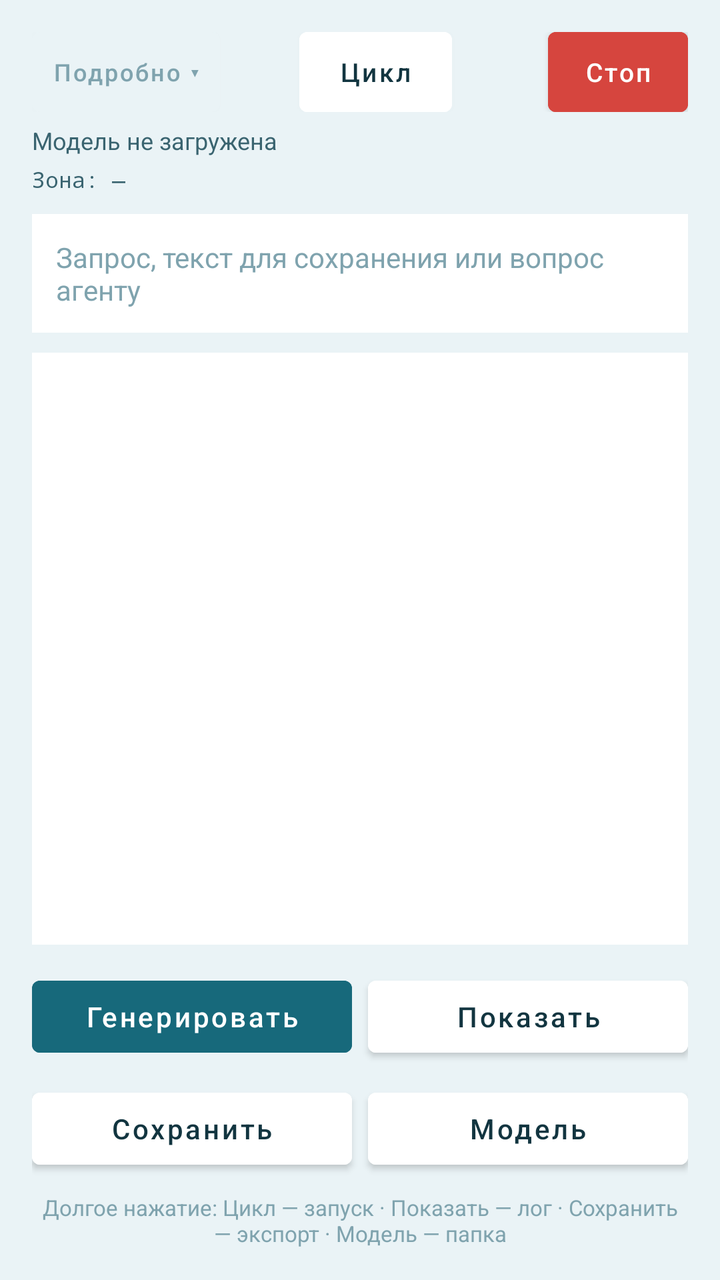
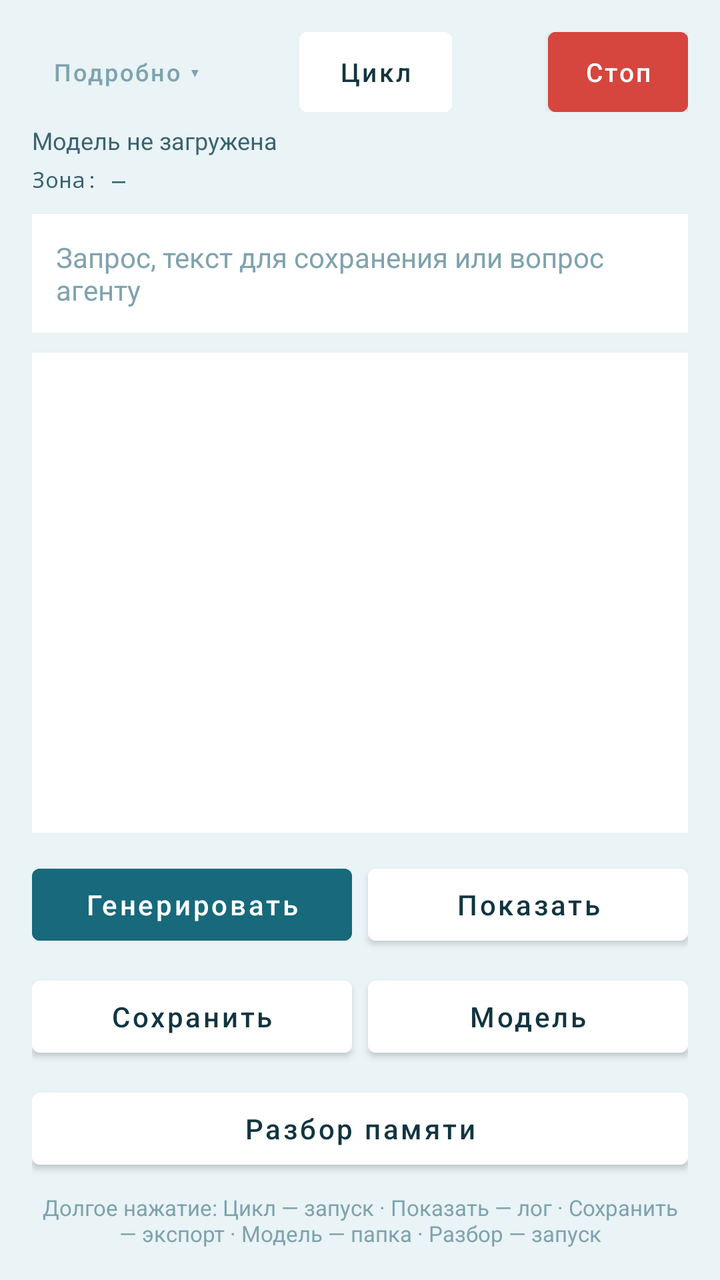

The first picture is an Android layout as it rendered before a commit; the second is the same layout after the commit. The layout source and the unified diff follow.
<!-- AndroidManifest.xml: application theme Theme.UroborosMobile -->
<!-- res/layout/activity_main.xml -->
<?xml version="1.0" encoding="utf-8"?>
<LinearLayout xmlns:android="http://schemas.android.com/apk/res/android"
    android:layout_width="match_parent"
    android:layout_height="match_parent"
    android:orientation="vertical"
    android:background="#EAF3F6"
    android:animateLayoutChanges="true"
    android:padding="16dp">

    
    <LinearLayout
        android:layout_width="match_parent"
        android:layout_height="wrap_content"
        android:orientation="horizontal"
        android:gravity="center_vertical">

        <Button
            android:id="@+id/buttonDetails"
            android:layout_width="wrap_content"
            android:layout_height="wrap_content"
            android:minWidth="0dp"
            android:minHeight="40dp"
            android:paddingStart="10dp"
            android:paddingEnd="10dp"
            android:insetTop="0dp"
            android:insetBottom="0dp"
            android:textSize="12sp"
            android:textAllCaps="false"
            android:textColor="#7FA3AE"
            android:backgroundTint="#EAF3F6"
            android:text="Подробно ▾"/>

        <View
            android:layout_width="0dp"
            android:layout_height="1dp"
            android:layout_weight="1"/>

        <Button
            android:id="@+id/buttonCycle"
            android:layout_width="wrap_content"
            android:layout_height="wrap_content"
            android:minWidth="0dp"
            android:minHeight="40dp"
            android:paddingStart="20dp"
            android:paddingEnd="20dp"
            android:insetTop="0dp"
            android:insetBottom="0dp"
            android:textSize="13sp"
            android:textAllCaps="false"
            android:textColor="#123540"
            android:backgroundTint="#FFFFFF"
            android:text="Цикл"/>

        <View
            android:layout_width="0dp"
            android:layout_height="1dp"
            android:layout_weight="1"/>

        <Button
            android:id="@+id/buttonStop"
            android:layout_width="wrap_content"
            android:layout_height="wrap_content"
            android:layout_marginStart="8dp"
            android:minWidth="0dp"
            android:minHeight="40dp"
            android:paddingStart="18dp"
            android:paddingEnd="18dp"
            android:insetTop="0dp"
            android:insetBottom="0dp"
            android:textSize="13sp"
            android:textAllCaps="false"
            android:textColor="#FFFFFF"
            android:backgroundTint="#D6453E"
            android:text="Стоп"/>

    </LinearLayout>

    
    <TextView
        android:id="@+id/textModelStatus"
        android:layout_width="match_parent"
        android:layout_height="wrap_content"
        android:layout_marginTop="6dp"
        android:textSize="12sp"
        android:textColor="#3A6470"
        android:maxLines="1"
        android:ellipsize="end"
        android:text="Модель не загружена"/>

    
    <TextView
        android:id="@+id/textHardware"
        android:layout_width="match_parent"
        android:layout_height="wrap_content"
        android:layout_marginTop="4dp"
        android:textSize="11sp"
        android:textColor="#3A6470"
        android:fontFamily="monospace"
        android:lineSpacingExtra="2dp"
        android:text="Зона: —"/>

    
    <TextView
        android:id="@+id/textProgress"
        android:layout_width="match_parent"
        android:layout_height="wrap_content"
        android:layout_marginTop="4dp"
        android:textSize="11sp"
        android:textColor="#17697B"
        android:fontFamily="monospace"
        android:visibility="gone"/>

    
    <TextView
        android:id="@+id/textMetrics"
        android:layout_width="match_parent"
        android:layout_height="wrap_content"
        android:layout_marginTop="6dp"
        android:textSize="11sp"
        android:textColor="#3A6470"
        android:fontFamily="monospace"
        android:lineSpacingExtra="2dp"
        android:visibility="gone"/>

    
    <TextView
        android:id="@+id/textStopBanner"
        android:layout_width="match_parent"
        android:layout_height="wrap_content"
        android:layout_marginTop="10dp"
        android:padding="12dp"
        android:background="#FBE3E1"
        android:textSize="13sp"
        android:textColor="#A3231D"
        android:visibility="gone"
        android:text="Остановлено"/>

    <EditText
        android:id="@+id/editTextInput"
        android:layout_width="match_parent"
        android:layout_height="wrap_content"
        android:layout_marginTop="10dp"
        android:padding="12dp"
        android:background="#FFFFFF"
        android:textSize="14sp"
        android:textColor="#123540"
        android:textColorHint="#7FA3AE"
        android:inputType="textMultiLine"
        android:maxLines="4"
        android:hint="Запрос, текст для сохранения или вопрос агенту"/>

    
    <TextView
        android:id="@+id/textAnswerLabel"
        android:layout_width="match_parent"
        android:layout_height="wrap_content"
        android:layout_marginTop="10dp"
        android:paddingStart="10dp"
        android:paddingTop="8dp"
        android:paddingEnd="10dp"
        android:background="#FFFFFF"
        android:textSize="12sp"
        android:textStyle="bold"
        android:textColor="#5B4B9E"
        android:visibility="gone"
        android:text="Ответ агента"/>

    <TextView
        android:id="@+id/textAnswer"
        android:layout_width="match_parent"
        android:layout_height="wrap_content"
        android:paddingStart="10dp"
        android:paddingBottom="8dp"
        android:paddingEnd="10dp"
        android:background="#FFFFFF"
        android:textSize="13sp"
        android:textColor="#123540"
        android:visibility="gone"/>

    
    <ScrollView
        android:id="@+id/scrollResults"
        android:layout_width="match_parent"
        android:layout_height="0dp"
        android:layout_weight="1"
        android:layout_marginTop="10dp"
        android:padding="12dp"
        android:scrollbars="vertical"
        android:fadeScrollbars="false"
        android:background="#FFFFFF">

        <TextView
            android:id="@+id/textResults"
            android:layout_width="match_parent"
            android:layout_height="wrap_content"
            android:textSize="13sp"
            android:textColor="#123540"
            android:fontFamily="monospace"/>

    </ScrollView>

    
    <LinearLayout
        android:id="@+id/rowTurnNav"
        android:layout_width="match_parent"
        android:layout_height="wrap_content"
        android:orientation="horizontal"
        android:layout_marginTop="6dp"
        android:visibility="gone">

        <Button
            android:id="@+id/buttonTurnPrev"
            android:layout_width="wrap_content"
            android:layout_height="40dp"
            android:minWidth="0dp"
            android:paddingStart="16dp"
            android:paddingEnd="16dp"
            android:textSize="12sp"
            android:textAllCaps="false"
            android:textColor="#123540"
            android:backgroundTint="#FFFFFF"
            android:text="↑ ход"/>

        <Button
            android:id="@+id/buttonTurnNext"
            android:layout_width="wrap_content"
            android:layout_height="40dp"
            android:layout_marginStart="8dp"
            android:minWidth="0dp"
            android:paddingStart="16dp"
            android:paddingEnd="16dp"
            android:textSize="12sp"
            android:textAllCaps="false"
            android:textColor="#123540"
            android:backgroundTint="#FFFFFF"
            android:text="↓ ход"/>

        <View
            android:layout_width="0dp"
            android:layout_height="1dp"
            android:layout_weight="1"/>

        <Button
            android:id="@+id/buttonDropTurn"
            android:layout_width="wrap_content"
            android:layout_height="40dp"
            android:layout_marginStart="8dp"
            android:minWidth="0dp"
            android:paddingStart="16dp"
            android:paddingEnd="16dp"
            android:textSize="12sp"
            android:textAllCaps="false"
            android:textColor="#D6453E"
            android:backgroundTint="#FFFFFF"
            android:text="Убрать ход"/>

    </LinearLayout>

    
    <LinearLayout
        android:layout_width="match_parent"
        android:layout_height="wrap_content"
        android:orientation="horizontal"
        android:layout_marginTop="12dp">

        
        <Button
            android:id="@+id/buttonGenerate"
            android:layout_width="0dp"
            android:layout_height="wrap_content"
            android:layout_weight="1"
            android:minHeight="48dp"
            android:textSize="14sp"
            android:textAllCaps="false"
            android:textColor="#FFFFFF"
            android:backgroundTint="#17697B"
            android:enabled="false"
            android:text="Генерировать"/>

        <Button
            android:id="@+id/buttonShow"
            android:layout_width="0dp"
            android:layout_height="wrap_content"
            android:layout_weight="1"
            android:layout_marginStart="8dp"
            android:minHeight="48dp"
            android:textSize="14sp"
            android:textAllCaps="false"
            android:textColor="#123540"
            android:backgroundTint="#FFFFFF"
            android:text="Показать"/>

    </LinearLayout>

    <LinearLayout
        android:layout_width="match_parent"
        android:layout_height="wrap_content"
        android:orientation="horizontal"
        android:layout_marginTop="8dp">

        <Button
            android:id="@+id/buttonSave"
            android:layout_width="0dp"
            android:layout_height="wrap_content"
            android:layout_weight="1"
            android:minHeight="48dp"
            android:textSize="14sp"
            android:textAllCaps="false"
            android:textColor="#123540"
            android:backgroundTint="#FFFFFF"
            android:text="Сохранить"/>

        <Button
            android:id="@+id/buttonLoadModel"
            android:layout_width="0dp"
            android:layout_height="wrap_content"
            android:layout_weight="1"
            android:layout_marginStart="8dp"
            android:minHeight="48dp"
            android:textSize="14sp"
            android:textAllCaps="false"
            android:textColor="#123540"
            android:backgroundTint="#FFFFFF"
            android:text="Модель"/>

    </LinearLayout>

    
    <TextView
        android:layout_width="match_parent"
        android:layout_height="wrap_content"
        android:layout_marginTop="8dp"
        android:gravity="center"
        android:textSize="11sp"
        android:textColor="#7FA3AE"
        android:text="Долгое нажатие: Цикл — запуск · Показать — лог · Сохранить — экспорт · Модель — папка"/>

</LinearLayout>
<!-- resources referenced by this layout -->
<resources>
  <style name="Theme.UroborosMobile" parent="Theme.MaterialComponents.DayNight.NoActionBar" />
</resources>

<!-- the commit's change to res/layout/activity_main.xml (unified diff, before → after) -->
@@ -326,6 +326,19 @@
     </LinearLayout>
 
     
+    <Button
+        android:id="@+id/buttonJudge"
+        android:layout_width="match_parent"
+        android:layout_height="wrap_content"
+        android:layout_marginTop="8dp"
+        android:minHeight="48dp"
+        android:textSize="14sp"
+        android:textAllCaps="false"
+        android:textColor="#123540"
+        android:backgroundTint="#FFFFFF"
+        android:text="Разбор памяти"/>
+
+    
     <TextView
         android:layout_width="match_parent"
         android:layout_height="wrap_content"
@@ -333,6 +346,6 @@
         android:gravity="center"
         android:textSize="11sp"
         android:textColor="#7FA3AE"
-        android:text="Долгое нажатие: Цикл — запуск · Показать — лог · Сохранить — экспорт · Модель — папка"/>
+        android:text="Долгое нажатие: Цикл — запуск · Показать — лог · Сохранить — экспорт · Модель — папка · Разбор — запуск"/>
 
 </LinearLayout>
